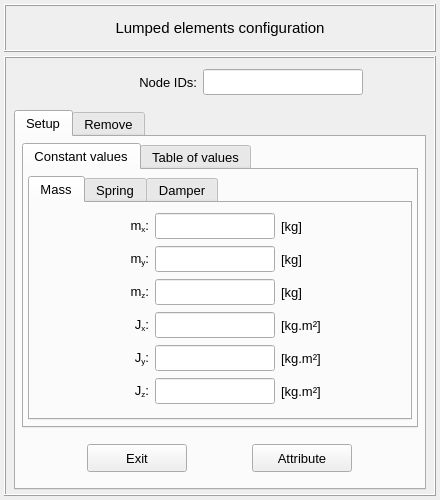
First picture: the form in pulse/interface/data/ui_files/model/setup/structural/mass_spring_damper_input.ui, repository open-pulse/OpenPulse, before the edit.
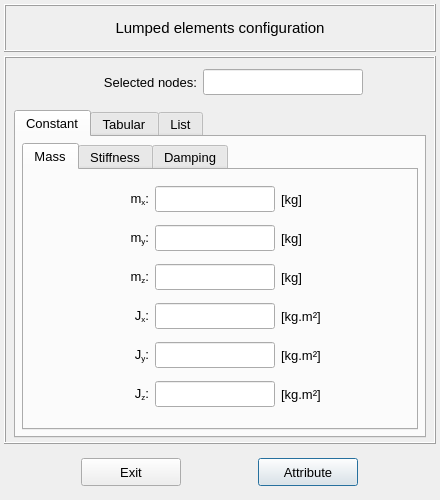
Second picture: the form after the edit. The open tabs and pages were chosen to show the change.

```diff
--- a/pulse/interface/data/ui_files/model/setup/structural/mass_spring_damper_input.ui
+++ b/pulse/interface/data/ui_files/model/setup/structural/mass_spring_damper_input.ui
@@ -215,7 +215,7 @@
             </font>
            </property>
            <property name="text">
-            <string>Node IDs:</string>
+            <string>Selected nodes:</string>
            </property>
            <property name="alignment">
             <set>Qt::AlignmentFlag::AlignRight|Qt::AlignmentFlag::AlignTrailing|Qt::AlignmentFlag::AlignVCenter</set>
@@ -326,7 +326,7 @@
            </property>
            <widget class="QWidget" name="tab_setup">
             <attribute name="title">
-             <string>Setup</string>
+             <string>Constant</string>
             </attribute>
             <layout class="QGridLayout" name="gridLayout_15">
              <property name="leftMargin">
@@ -344,55 +344,7 @@
              <property name="spacing">
               <number>6</number>
              </property>
-             <item row="0" column="0">
-              <widget class="QTabWidget" name="tabWidget_inputs">
-               <property name="minimumSize">
-                <size>
-                 <width>380</width>
-                 <height>0</height>
-                </size>
-               </property>
-               <property name="maximumSize">
-                <size>
-                 <width>420</width>
-                 <height>400</height>
-                </size>
-               </property>
-               <property name="sizeIncrement">
-                <size>
-                 <width>0</width>
-                 <height>0</height>
-                </size>
-               </property>
-               <property name="font">
-                <font>
-                 <pointsize>10</pointsize>
-                </font>
-               </property>
-               <property name="currentIndex">
-                <number>0</number>
-               </property>
-               <widget class="QWidget" name="tab_constant_values">
-                <attribute name="title">
-                 <string>Constant values</string>
-                </attribute>
-                <layout class="QGridLayout" name="gridLayout_18">
-                 <property name="leftMargin">
-                  <number>4</number>
-                 </property>
-                 <property name="topMargin">
-                  <number>6</number>
-                 </property>
-                 <property name="rightMargin">
-                  <number>4</number>
-                 </property>
-                 <property name="bottomMargin">
-                  <number>6</number>
-                 </property>
-                 <property name="spacing">
-                  <number>4</number>
-                 </property>
-                 <item row="0" column="0" colspan="2">
+             <item row="1" column="0">
                   <widget class="QTabWidget" name="tabWidget_constant_values">
                    <property name="font">
                     <font>
@@ -995,7 +947,7 @@
                    </widget>
                    <widget class="QWidget" name="tab_spring">
                     <attribute name="title">
-                     <string>Spring</string>
+                 <string>Stiffness</string>
                     </attribute>
                     <layout class="QGridLayout" name="gridLayout_23">
                      <item row="0" column="0">
@@ -1586,7 +1538,7 @@
                    </widget>
                    <widget class="QWidget" name="tab_damper">
                     <attribute name="title">
-                     <string>Damper</string>
+                 <string>Damping</string>
                     </attribute>
                     <layout class="QGridLayout" name="gridLayout_24">
                      <item row="0" column="0">
@@ -2179,26 +2131,11 @@
                  </item>
                 </layout>
                </widget>
-               <widget class="QWidget" name="tab_table_values">
+           <widget class="QWidget" name="tab_tabular">
                 <attribute name="title">
-                 <string>Table of values</string>
-                </attribute>
-                <layout class="QGridLayout" name="gridLayout_19">
-                 <property name="leftMargin">
-                  <number>4</number>
-                 </property>
-                 <property name="topMargin">
-                  <number>6</number>
-                 </property>
-                 <property name="rightMargin">
-                  <number>4</number>
-                 </property>
-                 <property name="bottomMargin">
-                  <number>6</number>
-                 </property>
-                 <property name="spacing">
-                  <number>4</number>
-                 </property>
+             <string>Tabular</string>
+            </attribute>
+            <layout class="QGridLayout" name="gridLayout_10">
                  <item row="0" column="0">
                   <widget class="QTabWidget" name="tabWidget_table_values">
                    <property name="font">
@@ -4292,122 +4229,7 @@
                  </item>
                 </layout>
                </widget>
-              </widget>
-             </item>
-             <item row="1" column="0">
-              <widget class="QFrame" name="frame_confirm">
-               <property name="minimumSize">
-                <size>
-                 <width>0</width>
-                 <height>48</height>
-                </size>
-               </property>
-               <property name="maximumSize">
-                <size>
-                 <width>16777215</width>
-                 <height>48</height>
-                </size>
-               </property>
-               <property name="frameShape">
-                <enum>QFrame::Shape::NoFrame</enum>
-               </property>
-               <property name="frameShadow">
-                <enum>QFrame::Shadow::Raised</enum>
-               </property>
-               <layout class="QGridLayout" name="gridLayout_6">
-                <property name="leftMargin">
-                 <number>4</number>
-                </property>
-                <property name="topMargin">
-                 <number>4</number>
-                </property>
-                <property name="rightMargin">
-                 <number>4</number>
-                </property>
-                <property name="bottomMargin">
-                 <number>4</number>
-                </property>
-                <property name="spacing">
-                 <number>4</number>
-                </property>
-                <item row="0" column="1">
-                 <widget class="QPushButton" name="pushButton_attribute">
-                  <property name="minimumSize">
-                   <size>
-                    <width>100</width>
-                    <height>28</height>
-                   </size>
-                  </property>
-                  <property name="maximumSize">
-                   <size>
-                    <width>100</width>
-                    <height>28</height>
-                   </size>
-                  </property>
-                  <property name="font">
-                   <font>
-                    <pointsize>10</pointsize>
-                   </font>
-                  </property>
-                  <property name="styleSheet">
-                   <string notr="true"/>
-                  </property>
-                  <property name="text">
-                   <string>Attribute</string>
-                  </property>
-                  <property name="autoDefault">
-                   <bool>false</bool>
-                  </property>
-                  <property name="default">
-                   <bool>true</bool>
-                  </property>
-                  <property name="flat">
-                   <bool>false</bool>
-                  </property>
-                 </widget>
-                </item>
-                <item row="0" column="0">
-                 <widget class="QPushButton" name="pushButton_exit">
-                  <property name="minimumSize">
-                   <size>
-                    <width>100</width>
-                    <height>28</height>
-                   </size>
-                  </property>
-                  <property name="maximumSize">
-                   <size>
-                    <width>100</width>
-                    <height>28</height>
-                   </size>
-                  </property>
-                  <property name="font">
-                   <font>
-                    <pointsize>10</pointsize>
-                   </font>
-                  </property>
-                  <property name="styleSheet">
-                   <string notr="true"/>
-                  </property>
-                  <property name="text">
-                   <string>Exit</string>
-                  </property>
-                  <property name="autoDefault">
-                   <bool>false</bool>
-                  </property>
-                  <property name="default">
-                   <bool>false</bool>
-                  </property>
-                  <property name="flat">
-                   <bool>false</bool>
-                  </property>
-                 </widget>
-                </item>
-               </layout>
-              </widget>
-             </item>
-            </layout>
-           </widget>
-           <widget class="QWidget" name="tab_remove">
+           <widget class="QWidget" name="tab_list">
             <property name="font">
              <font>
               <family>MS UI Gothic</family>
@@ -4415,7 +4237,7 @@
              </font>
             </property>
             <attribute name="title">
-             <string>Remove</string>
+             <string>List</string>
             </attribute>
             <layout class="QGridLayout" name="gridLayout_20">
              <property name="leftMargin">
@@ -4857,6 +4679,117 @@
      </layout>
     </widget>
    </item>
+   <item row="2" column="0">
+    <widget class="QFrame" name="frame_confirm">
+     <property name="minimumSize">
+      <size>
+       <width>0</width>
+       <height>48</height>
+      </size>
+     </property>
+     <property name="maximumSize">
+      <size>
+       <width>16777215</width>
+       <height>48</height>
+      </size>
+     </property>
+     <property name="frameShape">
+      <enum>QFrame::Shape::NoFrame</enum>
+     </property>
+     <property name="frameShadow">
+      <enum>QFrame::Shadow::Raised</enum>
+     </property>
+     <layout class="QGridLayout" name="gridLayout_6">
+      <property name="leftMargin">
+       <number>4</number>
+      </property>
+      <property name="topMargin">
+       <number>4</number>
+      </property>
+      <property name="rightMargin">
+       <number>4</number>
+      </property>
+      <property name="bottomMargin">
+       <number>4</number>
+      </property>
+      <property name="spacing">
+       <number>4</number>
+      </property>
+      <item row="0" column="1">
+       <widget class="QPushButton" name="pushButton_attribute">
+        <property name="minimumSize">
+         <size>
+          <width>100</width>
+          <height>28</height>
+         </size>
+        </property>
+        <property name="maximumSize">
+         <size>
+          <width>100</width>
+          <height>28</height>
+         </size>
+        </property>
+        <property name="font">
+         <font>
+          <pointsize>10</pointsize>
+         </font>
+        </property>
+        <property name="styleSheet">
+         <string notr="true"/>
+        </property>
+        <property name="text">
+         <string>Attribute</string>
+        </property>
+        <property name="autoDefault">
+         <bool>false</bool>
+        </property>
+        <property name="default">
+         <bool>true</bool>
+        </property>
+        <property name="flat">
+         <bool>false</bool>
+        </property>
+       </widget>
+      </item>
+      <item row="0" column="0">
+       <widget class="QPushButton" name="pushButton_exit">
+        <property name="minimumSize">
+         <size>
+          <width>100</width>
+          <height>28</height>
+         </size>
+        </property>
+        <property name="maximumSize">
+         <size>
+          <width>100</width>
+          <height>28</height>
+         </size>
+        </property>
+        <property name="font">
+         <font>
+          <pointsize>10</pointsize>
+         </font>
+        </property>
+        <property name="styleSheet">
+         <string notr="true"/>
+        </property>
+        <property name="text">
+         <string>Exit</string>
+        </property>
+        <property name="autoDefault">
+         <bool>false</bool>
+        </property>
+        <property name="default">
+         <bool>false</bool>
+        </property>
+        <property name="flat">
+         <bool>false</bool>
+        </property>
+       </widget>
+      </item>
+     </layout>
+    </widget>
+   </item>
   </layout>
  </widget>
  <tabstops>
```
Left out of the diff: 179 changed lines with no effect on the pictures. Lines whose indentation alone changed are shown as unchanged.
